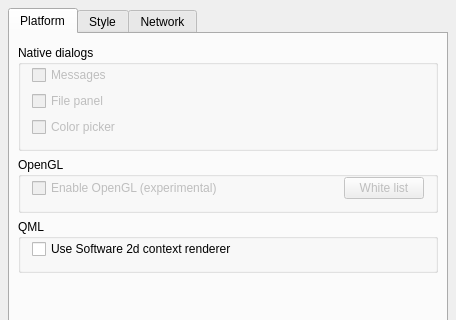
Qt form tools/qsettings/settingsdialog.ui (threedeyes/qthaikuplugins) before a commit; both pictures show x 0 to 456 and y 0 to 320 of the 456 by 504 pixel window.
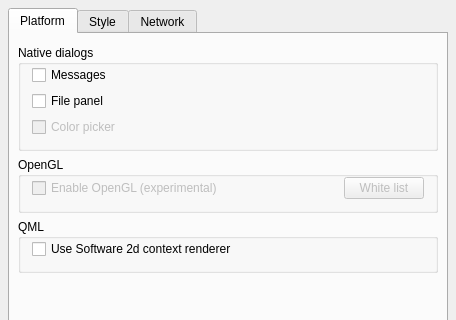
The same form after that commit.

Commit message: QtConfigurator: add option for native file dialog

```diff
--- a/tools/qsettings/settingsdialog.ui
+++ b/tools/qsettings/settingsdialog.ui
@@ -88,7 +88,7 @@
               <item>
                <widget class="QCheckBox" name="messagesCheckBox">
                 <property name="enabled">
-                 <bool>false</bool>
+                 <bool>true</bool>
                 </property>
                 <property name="text">
                  <string>Messages</string>
@@ -98,7 +98,7 @@
               <item>
                <widget class="QCheckBox" name="filePanelCheckBox">
                 <property name="enabled">
-                 <bool>false</bool>
+                 <bool>true</bool>
                 </property>
                 <property name="text">
                  <string>File panel</string>
```
The commit also changes 1 other file.
